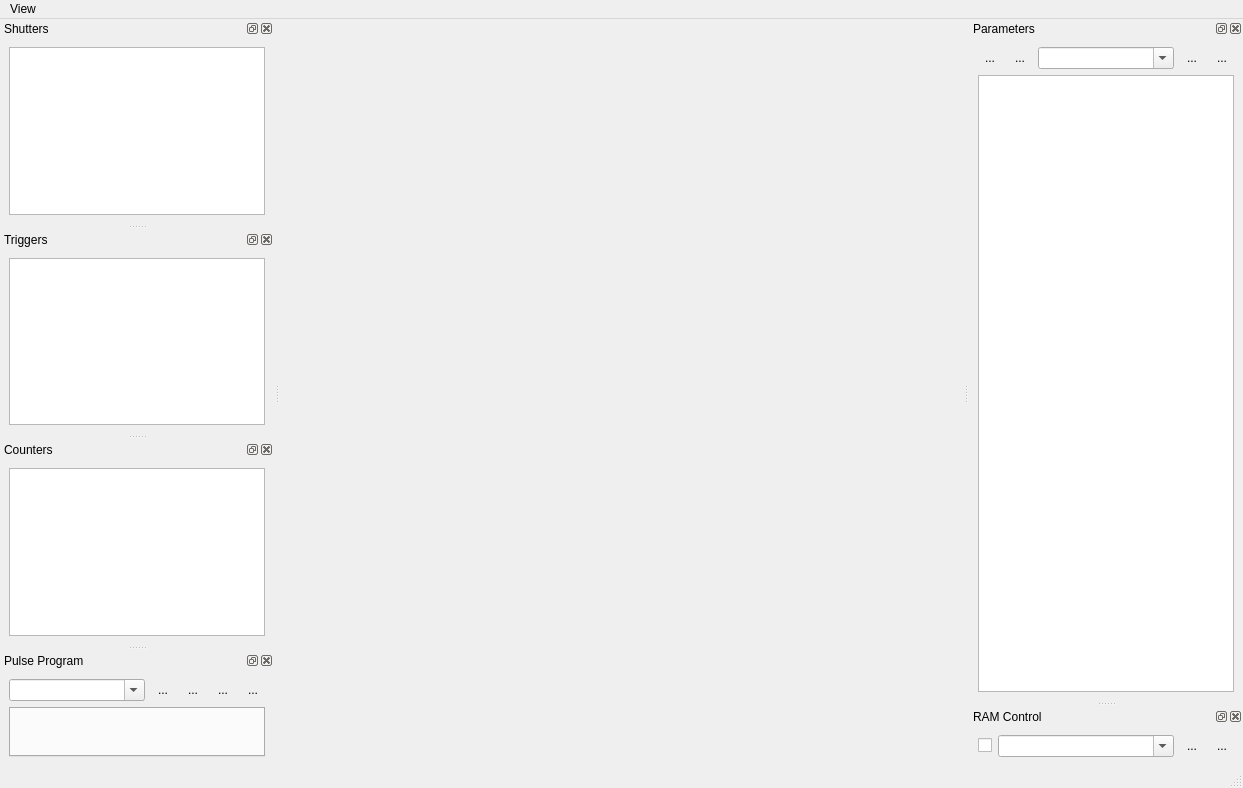
MonroeQuantumNetworks/IonControl, file ui/PulseProgram.ui: the form before one commit.
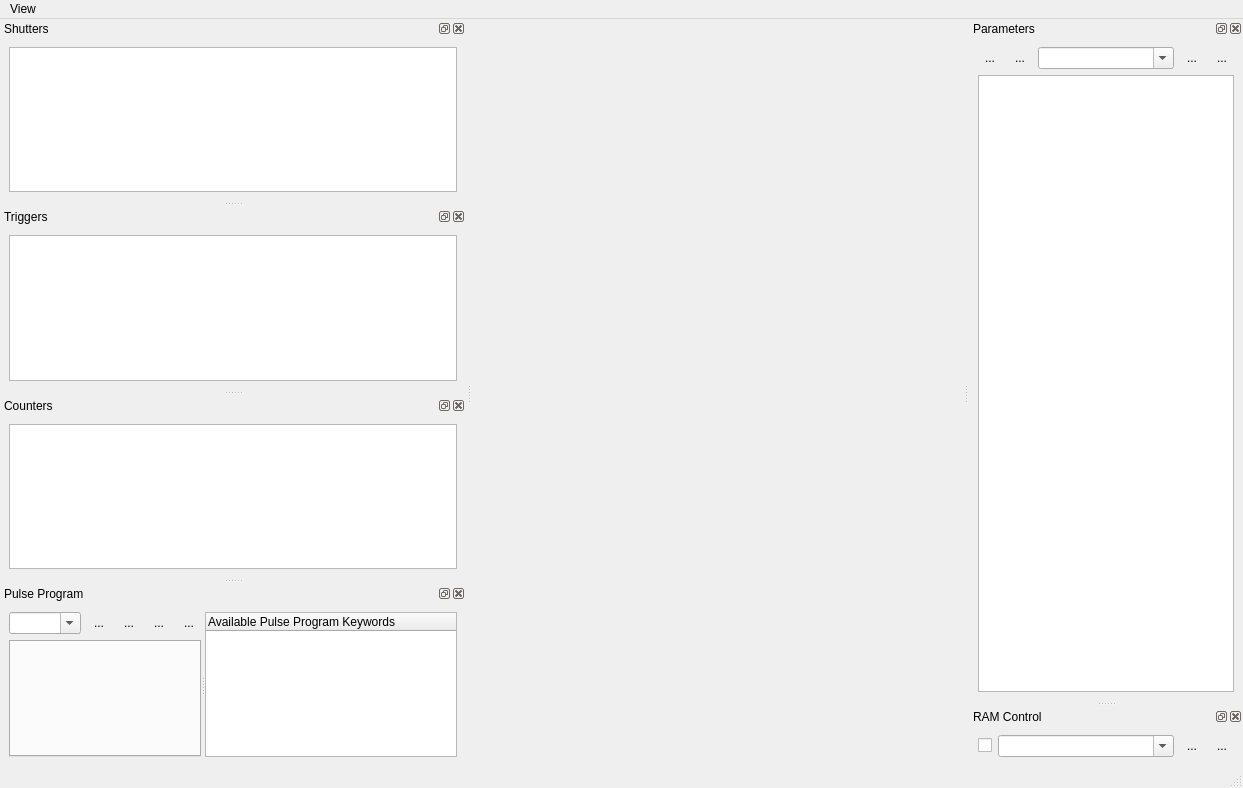
The form after the commit. Icons and pictures are not drawn.

Commit message: Create documentation tree widget for the pulse program

Diff of the .ui file:
```diff
--- a/ui/PulseProgram.ui
+++ b/ui/PulseProgram.ui
@@ -259,7 +259,14 @@
     <number>1</number>
    </attribute>
    <widget class="QWidget" name="pulseProgramDockContents">
-    <layout class="QVBoxLayout" name="verticalLayout_5">
+    <layout class="QHBoxLayout" name="horizontalLayout_5">
+     <item>
+      <widget class="QSplitter" name="docSplitter">
+       <property name="orientation">
+        <enum>Qt::Horizontal</enum>
+       </property>
+       <widget class="QWidget" name="verticalLayoutWidget">
+        <layout class="QVBoxLayout" name="verticalLayout_4">
      <item>
       <layout class="QHBoxLayout" name="horizontalLayout_2">
        <item>
@@ -353,6 +360,20 @@
          <height>50</height>
         </size>
        </property>
+          </widget>
+         </item>
+        </layout>
+       </widget>
+       <widget class="QTreeWidget" name="docTreeWidget">
+        <property name="wordWrap">
+         <bool>true</bool>
+        </property>
+        <column>
+         <property name="text">
+          <string notr="true">Available Pulse Program Keywords</string>
+         </property>
+        </column>
+       </widget>
       </widget>
      </item>
     </layout>
```
Lines whose indentation alone changed are shown as unchanged. The commit also changes 1 other file.
